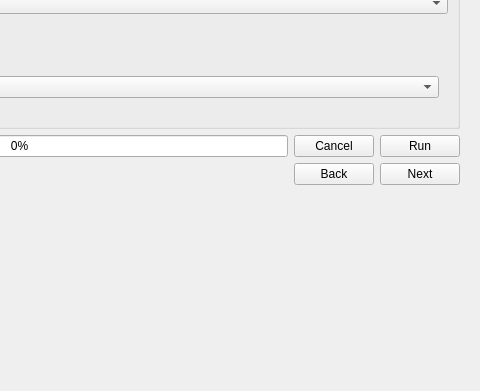
The window that eis_qgis_plugin/resources/ui/mineral_proxies/proxy_workflow4_interpolation_anomaly.ui (GispoCoding/eis_qgis_plugin) describes before a commit, drawn with Qt 5; both pictures show x 269 to 749 and y 426 to 817 of the 749 by 817 pixel window.
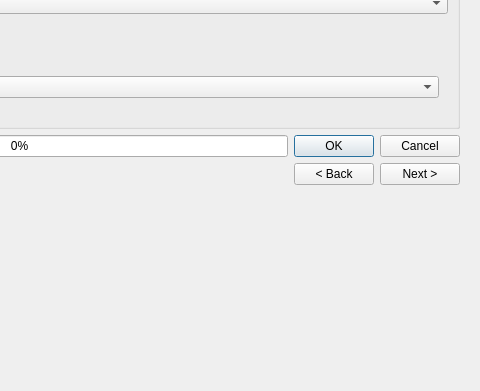
The same window after the commit. Custom widgets are drawn as their Qt base class.

Commit message: ui(wizard): add icons to most buttons, change many buttons to use QDialogButtonBox, clean UIs

Diff of the .ui file:
```diff
--- a/eis_qgis_plugin/resources/ui/mineral_proxies/proxy_workflow4_interpolation_anomaly.ui
+++ b/eis_qgis_plugin/resources/ui/mineral_proxies/proxy_workflow4_interpolation_anomaly.ui
@@ -406,19 +406,15 @@
           </widget>
          </item>
          <item>
-          <widget class="QPushButton" name="cancel_btn">
-           <property name="enabled">
-            <bool>true</bool>
+          <widget class="QDialogButtonBox" name="button_box">
+           <property name="sizePolicy">
+            <sizepolicy hsizetype="Maximum" vsizetype="Fixed">
+             <horstretch>0</horstretch>
+             <verstretch>0</verstretch>
+            </sizepolicy>
            </property>
-           <property name="text">
-            <string>Cancel</string>
-           </property>
-          </widget>
-         </item>
-         <item>
-          <widget class="QPushButton" name="run_btn">
-           <property name="text">
-            <string>Run</string>
+           <property name="standardButtons">
+            <set>QDialogButtonBox::Cancel|QDialogButtonBox::Ok</set>
            </property>
           </widget>
          </item>
@@ -442,14 +438,14 @@
          <item>
           <widget class="QPushButton" name="back_btn">
            <property name="text">
-            <string>Back</string>
+            <string>&lt; Back</string>
            </property>
           </widget>
          </item>
          <item>
           <widget class="QPushButton" name="next_btn">
            <property name="text">
-            <string>Next</string>
+            <string>Next &gt;</string>
            </property>
           </widget>
          </item>
```
The commit also changes 21 other files.
